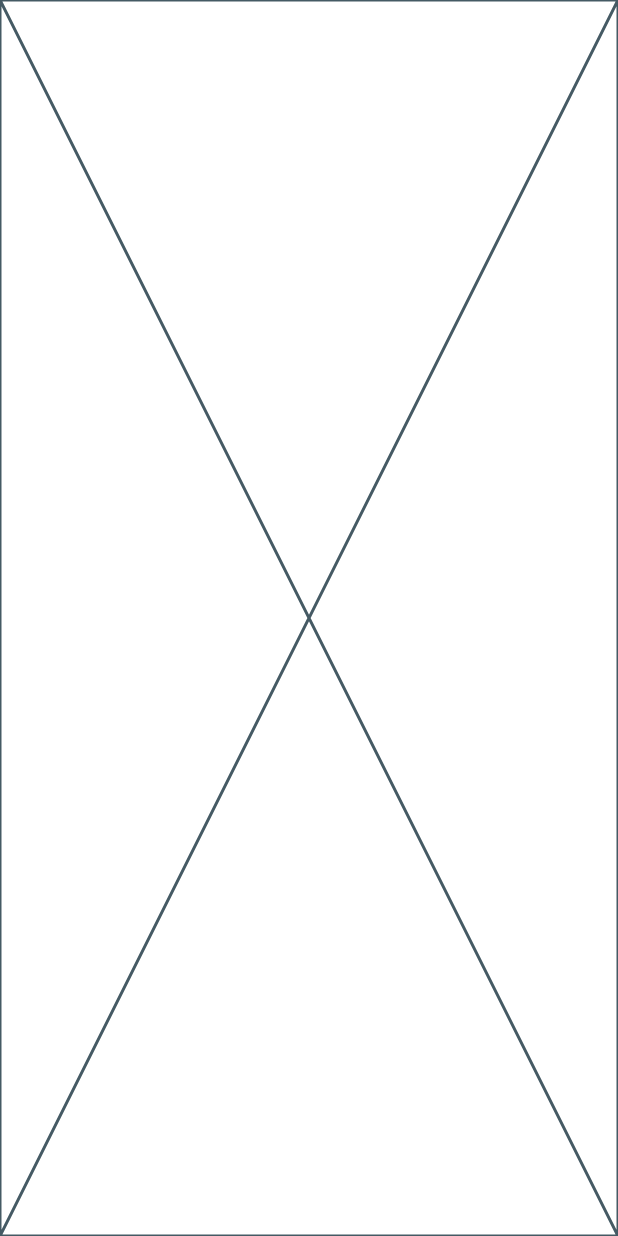
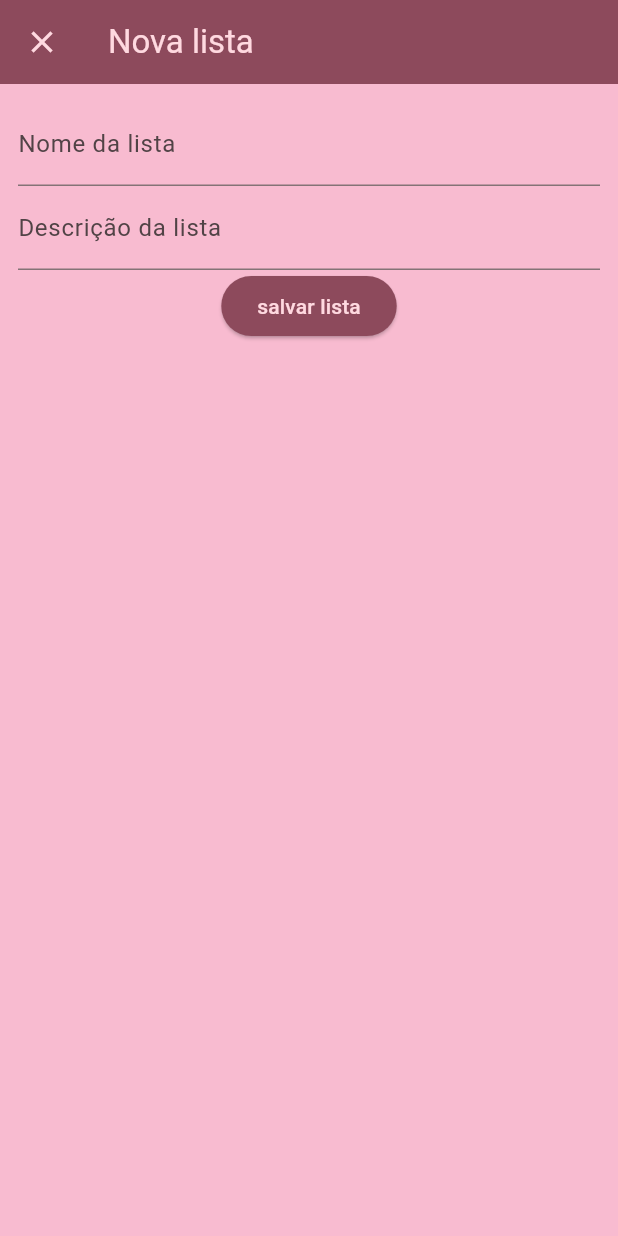
Before and after one commit to sergiosmattos/projeto_dupla_aplicativos, a Flutter app: the screen it shows after launch, after a tap on the "add" icon, on a phone screen of 412 x 824 dp. Run offline on Flutter 3.47's test engine with Material 3 defaults, Android fonts, the light colour scheme and no system bars; our stand-ins replace sqflite; accounts and stored records are empty.

Commit message:
lista pronta, so arrumar erro em criar product

```diff
--- a/lib/database/database_helper.dart
+++ b/lib/database/database_helper.dart
@@ -27,18 +27,24 @@ class DatabaseHelper {
   Future _createDb(Database db, int version) async {
     await db.execute('''
     CREATE TABLE lists_product
-    (id INTEGER PRIMARY KEY AUTOINCREMENT,
+    (
+    id INTEGER PRIMARY KEY AUTOINCREMENT,
     name TEXT NOT NULL,
-    description TEXT NOT NULL)''');
+    description TEXT NOT NULL
+    )''');
+
     await db.execute('''
     CREATE TABLE products
-    (id INTEGER PRIMARY KEY AUTOINCREMENT,
+    (
+    id INTEGER PRIMARY KEY AUTOINCREMENT,
     name TEXT NOT NULL,
     amount INTEGER NOT NULL,
     price REAL NOT NULL,
     buyed INTEGER NOT NULL,
-    validade TEXT NOT NULL),
-    FOREIGN KEY (lists_product_id) REFERENCES lists_product(id) ON DELETE CASCADE)
+    validade TEXT NOT NULL,
+    lists_product_id INTEGER,
+    FOREIGN KEY (lists_product_id) REFERENCES lists_product(id) ON DELETE CASCADE
+    )
     ''');
   }
 
--- a/lib/views/add_list_product.dart
+++ b/lib/views/add_list_product.dart
@@ -28,12 +28,128 @@ class _AddListProductState extends State<AddListProduct> {
   @override
   void dispose() {
     _listProductName.dispose();
-    _listprodutoDescription.dispose(); //parei aqui
+    _listprodutoDescription.dispose();
     super.dispose();
   }
 
   @override
   Widget build(BuildContext context) {
-    return const Placeholder();
+    return Scaffold(
+      appBar: AppBar(
+        title: widget.listProduct == null
+            ? Text(
+                "Nova lista",
+                style: TextStyle(
+                  color: Theme.of(context).colorScheme.primaryContainer,
+                ),
+              )
+            : Text(
+                'Alterando a lista',
+                style: TextStyle(
+                  color: Theme.of(context).colorScheme.primaryContainer,
+                ),
+              ),
+        leading: IconButton(
+          icon: Icon(
+            Icons.close,
+            color: Theme.of(context).colorScheme.primaryContainer,
+          ),
+          onPressed: () {
+            Navigator.pop(context);
+          },
+        ),
+        backgroundColor: Theme.of(context).colorScheme.primary,
+      ),
+      body: SafeArea(
+        child: SingleChildScrollView(
+          child: Padding(
+            padding: const EdgeInsets.all(12),
+            child: Form(
+              key: _formKey,
+              child: Column(
+                children: [
+                  TextFormField(
+                    controller: _listProductName,
+                    decoration: const InputDecoration(
+                      label: Text.rich(
+                        TextSpan(
+                          children: <InlineSpan>[
+                            WidgetSpan(child: Text('Nome da lista')),
+                          ],
+                        ),
+                      ),
+                    ),
+                    validator: (value) {
+                      if (value == null || value.isEmpty) {
+                        return 'Entre com o nome da lista';
+                      }
+                      return null;
+                    },
+                  ),
+                  TextFormField(
+                    controller: _listprodutoDescription,
+                    decoration: const InputDecoration(
+                      label: Text.rich(
+                        TextSpan(
+                          children: <InlineSpan>[
+                            WidgetSpan(child: Text('Descrição da lista')),
+                          ],
+                        ),
+                      ),
+                    ),
+                    validator: (value) {
+                      if (value == null || value.isEmpty) {
+                        return 'Entre com a descrição da lista';
+                      }
+                      return null;
+                    },
+                  ),
+                  ElevatedButton(
+                    style: ElevatedButton.styleFrom(
+                      backgroundColor: Theme.of(context).colorScheme.primary,
+                    ),
+                    onPressed: () async {
+                      if (_formKey.currentState!.validate()) {
+                        if (widget.listProduct == null) {
+                          ListProduct lista = ListProduct(
+                            id: widget.listProduct?.id,
+                            name: _listProductName.text,
+                            description: _listprodutoDescription.text,
+                          );
+
+                          int id = await listProductdao.add(lista);
+                          lista.id = id;
+                        } else {
+                          widget.listProduct!.name = _listProductName.text;
+                          widget.listProduct!.description =
+                              _listProductName.text;
+
+                          await listProductdao.update(widget.listProduct!);
+                        }
+
+                        if (!context.mounted) {
+                          return;
+                        }
+
+                        ScaffoldMessenger.of(context).showSnackBar(
+                          const SnackBar(content: Text("Salvando lista")),
+                        );
+                        Navigator.pop(context);
+                      }
+                    },
+                    child: Text(
+                      "salvar lista",
+                      style: TextStyle(
+                        color: Theme.of(context).colorScheme.primaryContainer,
+                      ),
+                    ),
+                  ),
+                ],
+              ),
+            ),
+          ),
+        ),
+      ),
+    );
   }
 }
```
Also changed, not shown: lib/views/home_page.dart (+11 -9 lines), lib/views/list_product_item.dart (+64 -0 lines), pubspec.lock.
